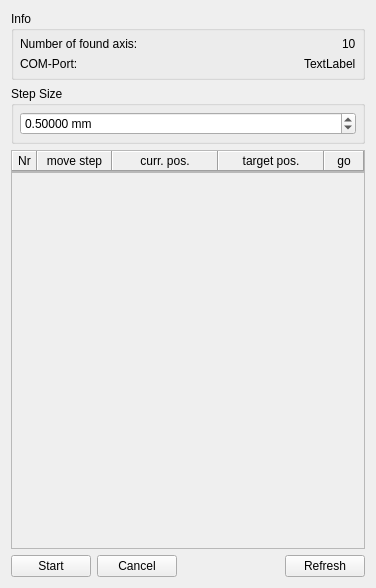
Before: the Qt Designer form NewportSMC100/dockWidgetSMC100.ui in itom-project/plugins, drawn with Qt 5.
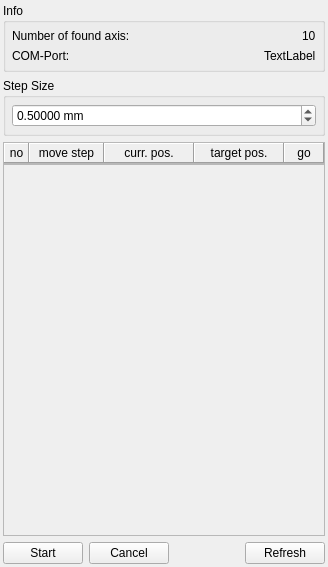
After: the same form once the commit is applied.

```diff
--- a/NewportSMC100/dockWidgetSMC100.ui
+++ b/NewportSMC100/dockWidgetSMC100.ui
@@ -6,8 +6,8 @@
    <rect>
     <x>0</x>
     <y>0</y>
-    <width>376</width>
-    <height>588</height>
+    <width>328</width>
+    <height>567</height>
    </rect>
   </property>
   <property name="minimumSize">
@@ -20,6 +20,18 @@
    <string>Newport SMC100</string>
   </property>
   <layout class="QVBoxLayout" name="verticalLayout">
+   <property name="leftMargin">
+    <number>3</number>
+   </property>
+   <property name="topMargin">
+    <number>3</number>
+   </property>
+   <property name="rightMargin">
+    <number>3</number>
+   </property>
+   <property name="bottomMargin">
+    <number>3</number>
+   </property>
    <item>
     <widget class="QGroupBox" name="groupBox">
      <property name="title">
@@ -203,7 +215,7 @@
            <item>
             <widget class="QLabel" name="label_4">
              <property name="text">
-              <string>Nr</string>
+              <string>no</string>
              </property>
              <property name="alignment">
               <set>Qt::AlignCenter</set>
@@ -452,8 +464,8 @@
          <rect>
           <x>0</x>
           <y>0</y>
-          <width>354</width>
-          <height>392</height>
+          <width>316</width>
+          <height>375</height>
          </rect>
         </property>
         <layout class="QVBoxLayout" name="verticalListLayout">
```
Left out of the diff: 44 changed lines with no effect on the pictures.
